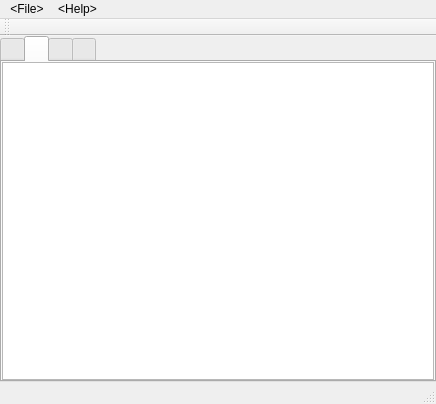
This is mainwindow.ui in ExplosBlue/CoinKiller as Qt 5 draws it before an edit. The edited form follows.
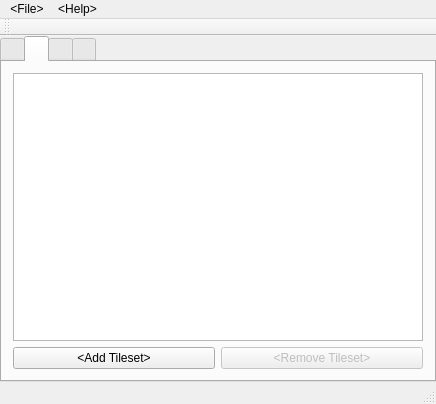
This is the edited form. The open tabs and pages were chosen to show the change.

Commit message: Add/Remove tilesets

```diff
--- a/mainwindow.ui
+++ b/mainwindow.ui
@@ -72,18 +72,6 @@
         <string>&lt;Tilesets&gt;</string>
        </attribute>
        <layout class="QVBoxLayout" name="verticalLayout_3">
-        <property name="leftMargin">
-         <number>0</number>
-        </property>
-        <property name="topMargin">
-         <number>0</number>
-        </property>
-        <property name="rightMargin">
-         <number>0</number>
-        </property>
-        <property name="bottomMargin">
-         <number>0</number>
-        </property>
         <item>
          <widget class="QTreeView" name="tilesetView">
           <property name="editTriggers">
@@ -94,6 +82,27 @@
           </property>
          </widget>
         </item>
+        <item>
+         <layout class="QHBoxLayout" name="horizontalLayout_2">
+          <item>
+           <widget class="QPushButton" name="addTilesetBtn">
+            <property name="text">
+             <string>&lt;Add Tileset&gt;</string>
+            </property>
+           </widget>
+          </item>
+          <item>
+           <widget class="QPushButton" name="removeTilesetBtn">
+            <property name="enabled">
+             <bool>false</bool>
+            </property>
+            <property name="text">
+             <string>&lt;Remove Tileset&gt;</string>
+            </property>
+           </widget>
+          </item>
+         </layout>
+        </item>
        </layout>
       </widget>
       <widget class="QWidget" name="tab_settings">
```
Left out of the diff: 2 changed lines with no effect on the pictures. The commit also changes 19 other files.
